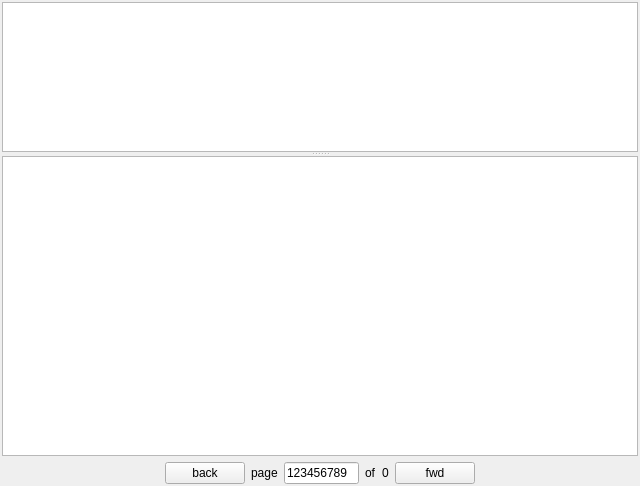
bendalab/NixView, file views/datatable.ui: the form before one commit.
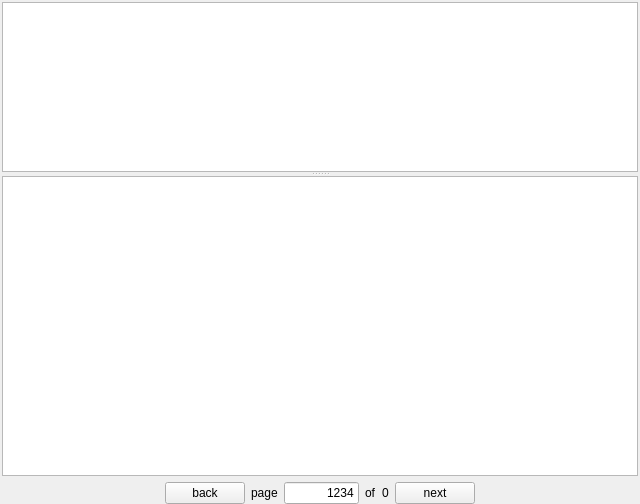
The form after the commit.

Commit message: [datatable] add navigation buttons

The edit to the form file:
```diff
--- a/views/datatable.ui
+++ b/views/datatable.ui
@@ -7,7 +7,7 @@
     <x>0</x>
     <y>0</y>
     <width>640</width>
-    <height>480</height>
+    <height>504</height>
    </rect>
   </property>
   <property name="windowTitle">
@@ -24,7 +24,7 @@
     <number>2</number>
    </property>
    <property name="bottomMargin">
-    <number>2</number>
+    <number>0</number>
    </property>
    <item>
     <widget class="QSplitter" name="splitter">
@@ -127,11 +127,14 @@
          </size>
         </property>
         <property name="text">
-         <string>123456789</string>
+         <string>1234</string>
         </property>
         <property name="maxLength">
          <number>9</number>
         </property>
+        <property name="alignment">
+         <set>Qt::AlignRight|Qt::AlignTrailing|Qt::AlignVCenter</set>
+        </property>
        </widget>
       </item>
       <item>
@@ -151,7 +154,7 @@
       <item>
        <widget class="QPushButton" name="forward_btn">
         <property name="text">
-         <string>fwd</string>
+         <string>next</string>
         </property>
        </widget>
       </item>
```
Left out of the diff: 58 changed lines with no effect on the pictures.
